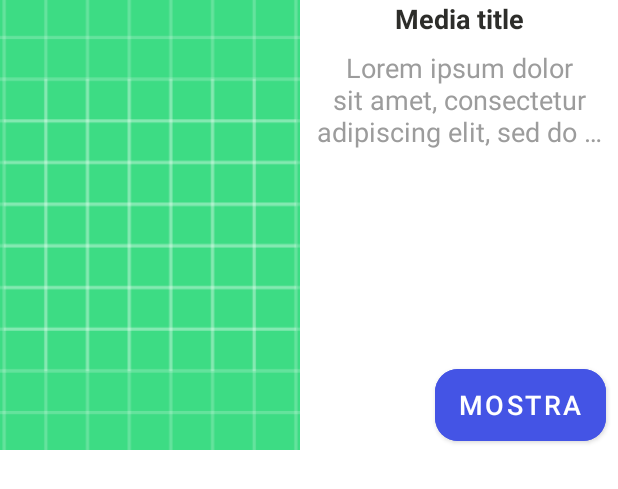
After one commit to vincdimeo/The-Movie-DB, an Android app: the layout result_layout.xml on its own in the app's theme, with its tools: preview values and no code run, on a phone screen of 412 x 824 dp. The commit adds this screen. Shown: the top 489 px of the screen. Run offline under Robolectric (Android 15) with nearby library versions, the phone set to English and light mode, and no system bars.

Commit message:
Result adapter

```diff
--- a/app/src/main/java/com/example/themoviedb/Classes/APICall.java
+++ b/app/src/main/java/com/example/themoviedb/Classes/APICall.java
@@ -35,13 +35,12 @@ public class APICall {
                     if(!response.isSuccessful()) {
                         Toast.makeText(context, "Error!", Toast.LENGTH_SHORT).show();
                     }
-                    listener. onFetchData(response.body().getMovies(), response.message());
+                    listener.onFetchData(response.body().getMovies(), response.message());
                 }
 
                 @Override
                 public void onFailure(Call<MoviesApiResponse> call, Throwable t) {
                     listener.onError("Request Failed!");
-                    System.out.println("Mannacc a maronn *****************************");
                 }
             });
         } catch (Exception e) {
@@ -66,7 +65,6 @@ public class APICall {
                 @Override
                 public void onFailure(Call<MoviesApiResponse> call, Throwable t) {
                     listener.onError("Request Failed!");
-                    System.out.println("Mannacc a maronn *****************************");
                 }
             });
         } catch (Exception e) {
--- a/app/src/main/java/com/example/themoviedb/GUI/LoginFragment.java
+++ b/app/src/main/java/com/example/themoviedb/GUI/LoginFragment.java
@@ -2,14 +2,12 @@ package com.example.themoviedb.GUI;
 
 import static androidx.biometric.BiometricManager.Authenticators.BIOMETRIC_STRONG;
 import static androidx.biometric.BiometricManager.Authenticators.BIOMETRIC_WEAK;
-import static androidx.biometric.BiometricManager.Authenticators.DEVICE_CREDENTIAL;
 
 import android.content.Intent;
 import android.os.Bundle;
 
 import androidx.annotation.NonNull;
 import java.util.concurrent.Executor;
-import static androidx.biometric.BiometricManager.Authenticators.*;
 
 import androidx.biometric.BiometricManager;
 import androidx.biometric.BiometricPrompt;
@@ -17,7 +15,6 @@ import androidx.core.content.ContextCompat;
 import androidx.fragment.app.Fragment;
 import androidx.fragment.app.FragmentActivity;
 
-import android.provider.Settings;
 import android.view.LayoutInflater;
 import android.view.View;
 import android.view.ViewGroup;
@@ -60,7 +57,7 @@ public class LoginFragment extends Fragment {
         oppureLbl = view.findViewById(R.id.oppureLbl);
         ricordaUsername = view.findViewById(R.id.ricordaUsername);
         biometricBtn = view.findViewById(R.id.fingerprint);
-        loginBtn = view.findViewById(R.id.logoutBtn);
+        loginBtn = view.findViewById(R.id.mostraBtn);
 
         checkBioMetricSupported();
 
--- /dev/null
+++ b/app/src/main/res/drawable/ic_next.xml
@@ -0,0 +1,5 @@
+<vector android:autoMirrored="true" android:height="24dp"
+    android:tint="#000000" android:viewportHeight="24"
+    android:viewportWidth="24" android:width="24dp" xmlns:android="http://schemas.android.com/apk/res/android">
+    <path android:fillColor="@android:color/white" android:pathData="M10,6L8.59,7.41 13.17,12l-4.58,4.59L10,18l6,-6z"/>
+</vector>
--- a/app/src/main/res/layout/fragment_account.xml
+++ b/app/src/main/res/layout/fragment_account.xml
@@ -74,7 +74,7 @@
         app:layout_constraintTop_toBottomOf="@+id/impostazioniTitolo" />
 
     <Button
-        android:id="@+id/logoutBtn"
+        android:id="@+id/mostraBtn"
         android:layout_width="0dp"
         android:layout_height="60dp"
         android:layout_marginStart="16dp"
--- a/app/src/main/res/layout/fragment_login.xml
+++ b/app/src/main/res/layout/fragment_login.xml
@@ -87,7 +87,7 @@
             app:layout_constraintTop_toBottomOf="@+id/password" />
 
         <Button
-            android:id="@+id/logoutBtn"
+            android:id="@+id/mostraBtn"
             android:layout_width="0dp"
             android:layout_height="60dp"
             android:layout_marginStart="16dp"
@@ -112,7 +112,7 @@
             android:textSize="18sp"
             app:layout_constraintEnd_toEndOf="parent"
             app:layout_constraintStart_toStartOf="parent"
-            app:layout_constraintTop_toBottomOf="@+id/logoutBtn" />
+            app:layout_constraintTop_toBottomOf="@+id/mostraBtn" />
 
         <ImageView
             android:id="@+id/fingerprint"
--- /dev/null
+++ b/app/src/main/res/layout/result_layout.xml
@@ -0,0 +1,69 @@
+<?xml version="1.0" encoding="utf-8"?>
+<androidx.constraintlayout.widget.ConstraintLayout xmlns:android="http://schemas.android.com/apk/res/android"
+    xmlns:app="http://schemas.android.com/apk/res-auto"
+    xmlns:tools="http://schemas.android.com/tools"
+    android:layout_width="match_parent"
+    android:layout_height="wrap_content">
+
+    <ImageView
+        android:id="@+id/mediaImg"
+        android:layout_width="@dimen/cover_width_dimen"
+        android:layout_height="@dimen/cover_height_dimen"
+        android:foreground="?attr/selectableItemBackground"
+        android:scaleType="centerCrop"
+        android:src="@drawable/ic_launcher_background"
+        app:layout_constraintStart_toStartOf="parent"
+        app:layout_constraintTop_toTopOf="parent" />
+
+    <TextView
+        android:id="@+id/mediaTitle"
+        android:layout_width="wrap_content"
+        android:layout_height="wrap_content"
+        android:layout_marginStart="8dp"
+        android:layout_marginEnd="8dp"
+        android:cursorVisible="false"
+        android:ellipsize="end"
+        android:maxLines="1"
+        android:text="Media title"
+        android:textAlignment="center"
+        android:textColor="@color/black"
+        android:textSize="@dimen/label_dimen"
+        android:textStyle="bold"
+        app:layout_constraintEnd_toEndOf="parent"
+        app:layout_constraintStart_toEndOf="@+id/mediaImg"
+        app:layout_constraintTop_toTopOf="parent" />
+
+    <TextView
+        android:id="@+id/mediaTrama"
+        android:layout_width="0dp"
+        android:layout_height="0dp"
+        android:layout_marginStart="8dp"
+        android:layout_marginTop="8dp"
+        android:layout_marginEnd="8dp"
+        android:layout_marginBottom="8dp"
+        android:cursorVisible="false"
+        android:ellipsize="end"
+        android:maxLines="3"
+        android:text="Lorem ipsum dolor sit amet, consectetur adipiscing elit, sed do eiusmod tempor incididunt ut labore et dolore magna aliqua. Ut enim ad minim veniam, quis nostrud exercitation ullamco laboris nisi ut aliquip ex ea commodo consequat. Duis aute irure dolor in reprehenderit in voluptate velit esse cillum dolore eu fugiat nulla pariatur. Excepteur sint occaecat cupidatat non proident, sunt in culpa qui officia deserunt mollit anim id est laborum."
+        android:textAlignment="center"
+        android:textColor="@color/grey"
+        android:textSize="@dimen/label_dimen"
+        app:layout_constraintBottom_toTopOf="@+id/mostraBtn"
+        app:layout_constraintEnd_toEndOf="parent"
+        app:layout_constraintStart_toEndOf="@+id/mediaImg"
+        app:layout_constraintTop_toBottomOf="@+id/mediaTitle" />
+
+    <Button
+        android:id="@+id/mostraBtn"
+        android:layout_width="0dp"
+        android:layout_height="60dp"
+        android:layout_marginEnd="8dp"
+        android:backgroundTint="@color/purple"
+        android:text="Mostra"
+        android:textColor="@color/white"
+        android:textSize="@dimen/label_dimen"
+        app:cornerRadius="15dp"
+        app:layout_constraintBottom_toBottomOf="parent"
+        app:layout_constraintEnd_toEndOf="parent" />
+
+</androidx.constraintlayout.widget.ConstraintLayout>
```
Also changed, not shown: app/src/main/java/com/example/themoviedb/Adapters/ResultAdapter.java (added, +170 -0 lines), app/src/main/java/com/example/themoviedb/GUI/AccountFragment.java (+1 -7 lines).
